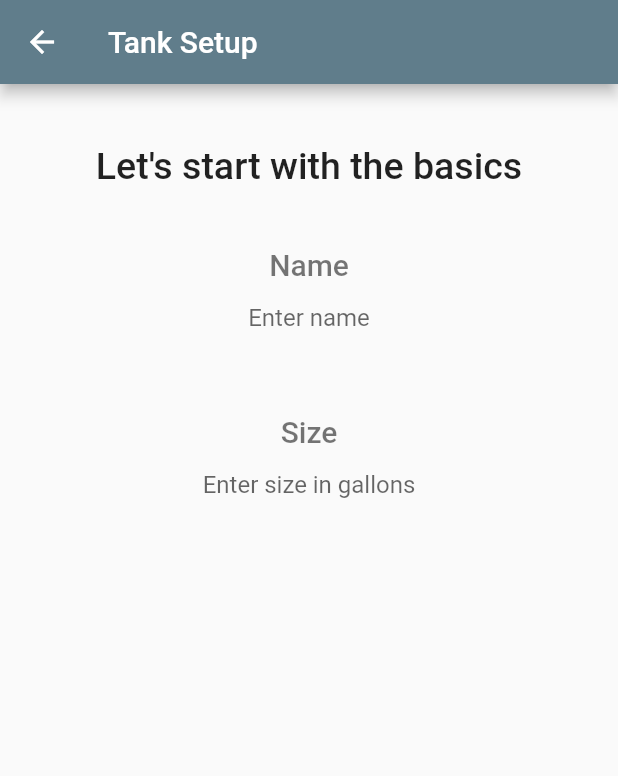
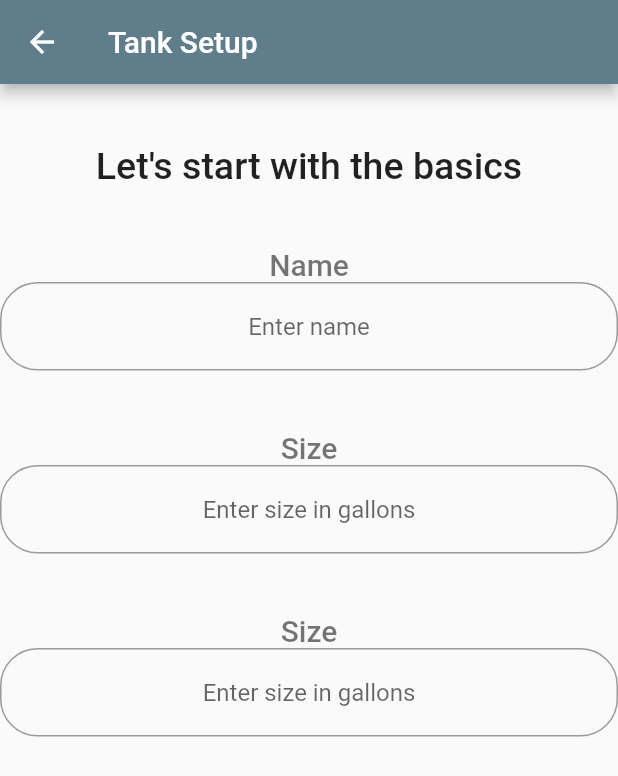
Before and after one commit to Lamamaster123/AquariumApp, a Flutter app: the TankSetupPage screen opened directly, on a phone screen of 412 x 824 dp. Shown: the top 776 px of the screen. Run offline on Flutter 3.47's test engine with Material 2 defaults, Android fonts, the phone set to English and light mode, and no system bars; our stand-ins replace cloud_firestore, firebase_core; accounts and stored records are empty.

Commit message:
Continued work on setup page and did research on drop down menu

```diff
--- a/lib/ui/AquariumPages/createTank/tankSetupPage.dart
+++ b/lib/ui/AquariumPages/createTank/tankSetupPage.dart
@@ -35,8 +35,12 @@ class TankSetupPage extends StatelessWidget {
               TextField(
                 textAlign: TextAlign.center,
                 decoration: InputDecoration(
-                border: InputBorder.none,
-                hintText: 'Enter name'
+                  border: new OutlineInputBorder(
+                    borderRadius: new BorderRadius.circular(25.0),
+                    borderSide: new BorderSide(),
+                  ),
+                  hintText: 'Enter name',
+                  fillColor: Colors.white,
                 ),
               ),
               SizedBox(height: 40),
@@ -53,7 +57,31 @@ class TankSetupPage extends StatelessWidget {
               TextField(
                 textAlign: TextAlign.center,
                 decoration: InputDecoration(
-                    border: InputBorder.none,
+                    border: new OutlineInputBorder(
+                      borderRadius: new BorderRadius.circular(25.0),
+                      borderSide: new BorderSide(),
+                    ),
+                    hintText: 'Enter size in gallons'
+                ),
+              ),
+              SizedBox(height: 40),
+
+              Text(
+                "Size",
+                textAlign: TextAlign.left,
+                style: TextStyle(
+                    fontSize: 20.0,
+                    fontWeight: FontWeight.w500,
+                    color: Colors.black54),
+              ),
+
+              TextField(
+                textAlign: TextAlign.center,
+                decoration: InputDecoration(
+                    border: new OutlineInputBorder(
+                      borderRadius: new BorderRadius.circular(25.0),
+                      borderSide: new BorderSide(),
+                    ),
                     hintText: 'Enter size in gallons'
                 ),
               ),
```
